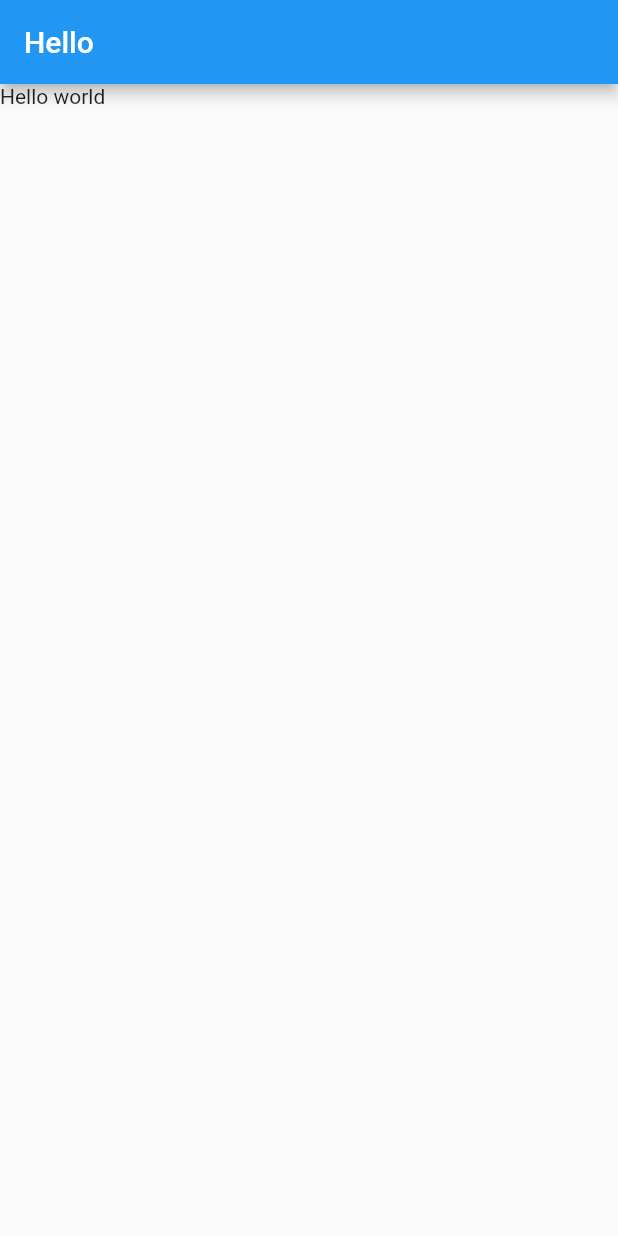
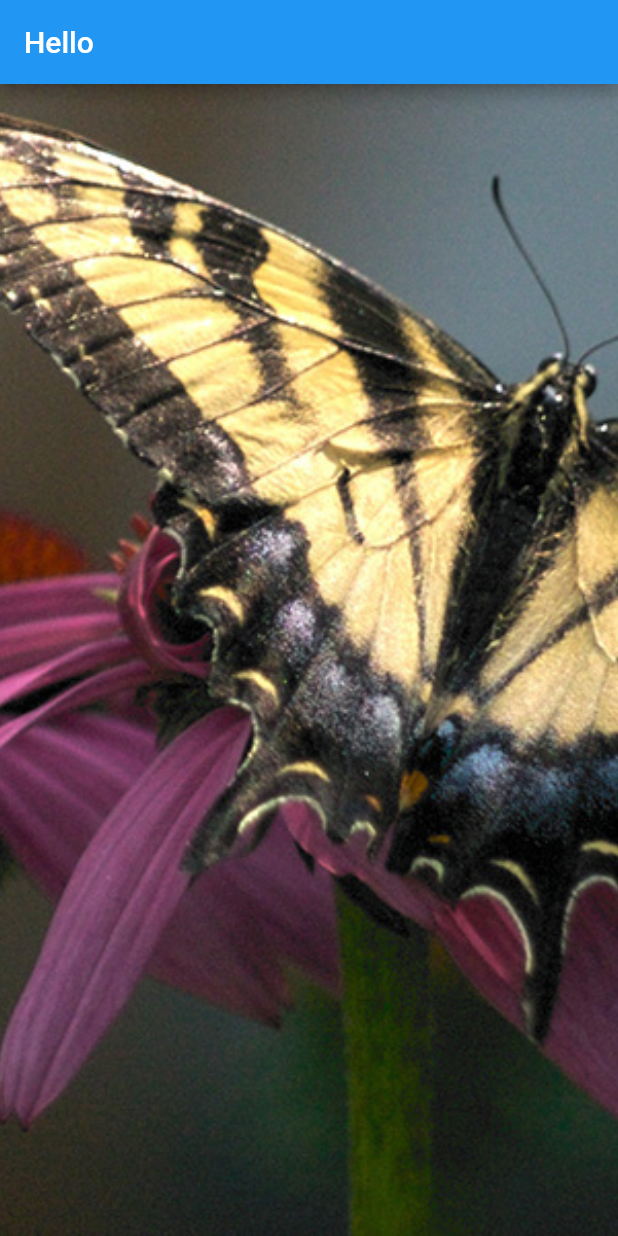
Before and after one commit to Raman-Kumar/uirememberFlutter, a Flutter app: the screen it shows after launch, on a phone screen of 412 x 824 dp. Run offline on Flutter 3.47's test engine with Material 2 defaults, Android fonts, the phone set to English and light mode, and no system bars.

Commit message:
Added background

```diff
--- a/lib/main.dart
+++ b/lib/main.dart
@@ -25,14 +25,21 @@ class MyHomePage extends StatefulWidget {
 }
 
 class _MyHomePageState extends State<MyHomePage> {
-
   @override
   Widget build(BuildContext context) {
     return Scaffold(
       appBar: AppBar(
         title: Text(widget.title),
       ),
-      body: Text('Hello world')
+      body: Container(
+        width: double.infinity,
+        decoration: BoxDecoration(
+          image: DecorationImage(
+            image: AssetImage("img/butterfly.jpg"),
+            fit: BoxFit.cover,
+            ),
+         ),
+      )
     );
   }
 }
--- a/pubspec.yaml
+++ b/pubspec.yaml
@@ -41,8 +41,8 @@ flutter:
   uses-material-design: true
 
   # To add assets to your application, add an assets section, like this:
-  # assets:
-  #  - images/a_dot_burr.jpeg
+  assets:
+   - img/butterfly.jpg
   #  - images/a_dot_ham.jpeg
 
   # An image asset can refer to one or more resolution-specific "variants", see
```
Also changed, not shown: img/butterfly.jpg (added).
